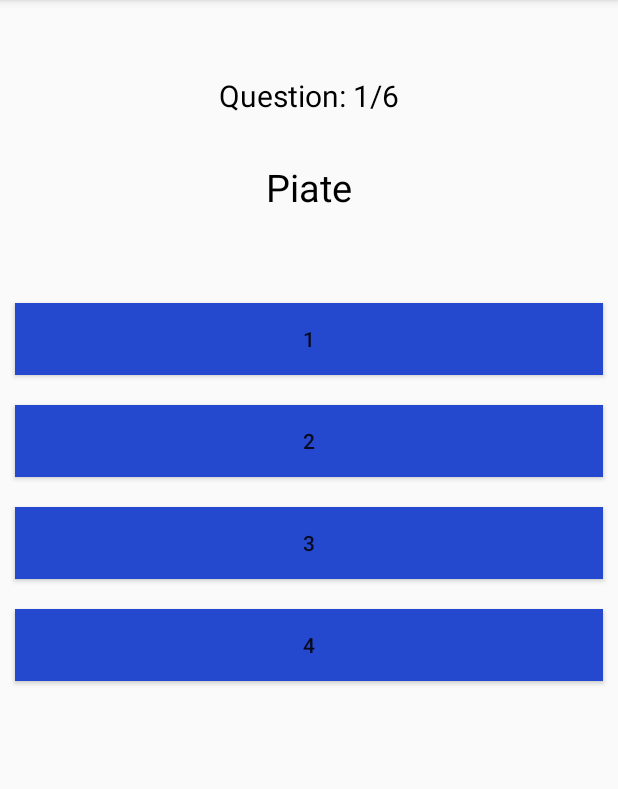
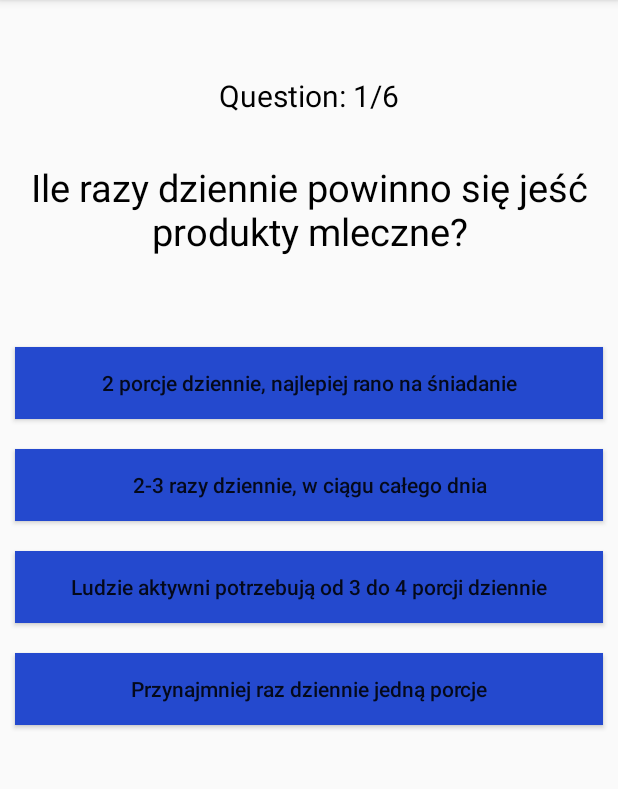
Before and after one commit to FilipBianga/PierwszaAplikacjaMobilna, an Android app: the QuizActivity screen opened directly, with no data from a screen before it, on a phone screen of 412 x 824 dp, the part 84-873 px from its top. Run offline under Robolectric (Android 15) with nearby library versions, the phone set to English and light mode, and no system bars.

Commit message:
Add question

```diff
--- a/LAB3/app/src/main/java/com/example/tipper/QuizActivity.java
+++ b/LAB3/app/src/main/java/com/example/tipper/QuizActivity.java
@@ -94,12 +94,12 @@ public class QuizActivity extends AppCompatActivity {
     }
 
     private void getQuestions(ArrayList<ModelQuiz> modelQuiz) {
-        modelQuiz.add(new ModelQuiz("Pierwsze", "1","2","3","4","3"));
-        modelQuiz.add(new ModelQuiz("Drugie", "1","2","3","4","3"));
-        modelQuiz.add(new ModelQuiz("Trzecie", "1","2","3","4","4"));
-        modelQuiz.add(new ModelQuiz("Czwaerte", "1","2","3","4","2"));
-        modelQuiz.add(new ModelQuiz("Piate", "1","2","3","4","1"));
-        modelQuiz.add(new ModelQuiz("Szoste", "1","2","3","4","1"));
+        modelQuiz.add(new ModelQuiz("Ile porcji zawiera szklanka makaronu?", "Pół porcji","Jedną porcję","Dwie porcję","Trzy porcję","Dwie porcję"));
+        modelQuiz.add(new ModelQuiz("Które z płatków śniadaniowych są najbardziej kaloryczne?", "1 kubek płatków kukurydzianych","1 kubek płatków kukurydzianych z miodem","1 kubek muesli tropikalnego","1 kubek granoli orzechowej","1 kubek granoli orzechowej"));
+        modelQuiz.add(new ModelQuiz("Które mięso zawiera najmniej tłuszczu?", "Chuda mielona wołowina","Mielone mięso indycze","Kurze udka bez skóry","Mielone mięso wieprzowe","Chuda mielona wołowina"));
+        modelQuiz.add(new ModelQuiz("Co ma najwięcej witaminy A?", "Ziemniak","Marchew","Szpinak","Jarmuż","Marchew"));
+        modelQuiz.add(new ModelQuiz("Ile razy dziennie powinno się jeść produkty mleczne?", "2 porcje dziennie, najlepiej rano na śniadanie","2-3 razy dziennie, w ciągu całego dnia","Ludzie aktywni potrzebują od 3 do 4 porcji dziennie","Przynajmniej raz dziennie jedną porcje","2-3 razy dziennie, w ciągu całego dnia"));
+        modelQuiz.add(new ModelQuiz("Jaką ilość płynów powinien wypijać codziennie aktywny człowiek?", "Mężczyźni potrzebują 330 ml (puszka), a kobiety 250 ml (szklanka) płynów","Osiem szklanek dziennie","Tyle, ile trzeba, żeby zaspokoić pragnienie","Sześć-osiem szklanek, wyłączając kawę i inne napoje moczopędne","Sześć-osiem szklanek, wyłączając kawę i inne napoje moczopędne"));
     }
 
     private void setDataView(int pos) {
```
